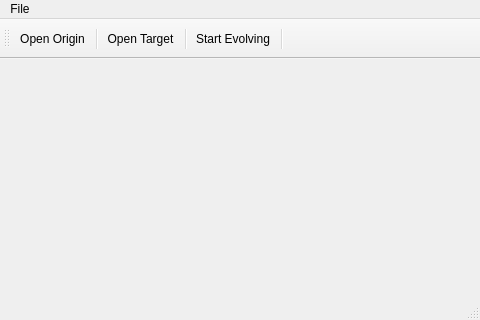
The window that mainwindow.ui (idaohang/GPSeg) describes before a commit, drawn with Qt 5.
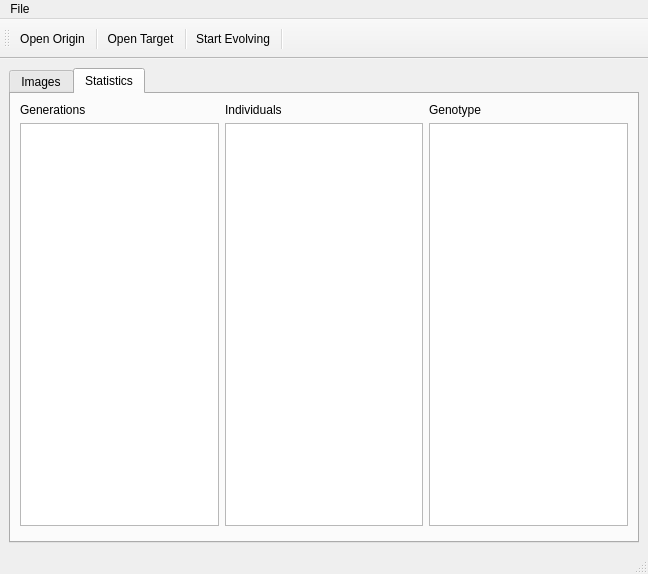
The same window after the commit.

Diff of the .ui file:
```diff
--- a/mainwindow.ui
+++ b/mainwindow.ui
@@ -9,8 +9,8 @@
    <rect>
     <x>0</x>
     <y>0</y>
-    <width>480</width>
-    <height>320</height>
+    <width>648</width>
+    <height>574</height>
    </rect>
   </property>
   <property name="minimumSize">
@@ -31,6 +31,16 @@
   <widget class="QWidget" name="centralwidget">
    <layout class="QHBoxLayout" name="horizontalLayout">
     <item>
+     <widget class="QTabWidget" name="tabWidget">
+      <property name="currentIndex">
+       <number>1</number>
+      </property>
+      <widget class="QWidget" name="tab">
+       <attribute name="title">
+        <string>Images</string>
+       </attribute>
+       <layout class="QHBoxLayout" name="horizontalLayout_2">
+        <item>
      <widget class="QLabel" name="label_origin">
       <property name="text">
        <string/>
@@ -49,8 +59,79 @@
        <string/>
       </property>
       <property name="scaledContents">
-       <bool>false</bool>
-      </property>
+           <bool>true</bool>
+          </property>
+         </widget>
+        </item>
+       </layout>
+      </widget>
+      <widget class="QWidget" name="tab_2">
+       <attribute name="title">
+        <string>Statistics</string>
+       </attribute>
+       <layout class="QVBoxLayout" name="verticalLayout_5">
+        <item>
+         <layout class="QVBoxLayout" name="verticalLayout_4">
+          <item>
+           <layout class="QHBoxLayout" name="horizontalLayout_3">
+            <item>
+             <layout class="QVBoxLayout" name="verticalLayout">
+              <item>
+               <widget class="QLabel" name="label">
+                <property name="text">
+                 <string>Generations</string>
+                </property>
+               </widget>
+              </item>
+              <item>
+               <widget class="QTableView" name="tableView_Generations"/>
+              </item>
+             </layout>
+            </item>
+            <item>
+             <layout class="QVBoxLayout" name="verticalLayout_2">
+              <item>
+               <widget class="QLabel" name="label_2">
+                <property name="text">
+                 <string>Individuals</string>
+                </property>
+               </widget>
+              </item>
+              <item>
+               <widget class="QTableView" name="tableView_Individuals"/>
+              </item>
+             </layout>
+            </item>
+            <item>
+             <layout class="QVBoxLayout" name="verticalLayout_3">
+              <item>
+               <widget class="QLabel" name="label_3">
+                <property name="text">
+                 <string>Genotype</string>
+                </property>
+               </widget>
+              </item>
+              <item>
+               <widget class="QTextEdit" name="textEdit_Genotype"/>
+              </item>
+             </layout>
+            </item>
+           </layout>
+          </item>
+          <item>
+           <layout class="QHBoxLayout" name="horizontalLayout_4">
+            <item>
+             <widget class="QWidget" name="widget" native="true"/>
+            </item>
+            <item>
+             <widget class="QWidget" name="widget_2" native="true"/>
+            </item>
+           </layout>
+          </item>
+         </layout>
+        </item>
+       </layout>
+      </widget>
      </widget>
     </item>
    </layout>
@@ -83,7 +164,7 @@
     <rect>
      <x>0</x>
      <y>0</y>
-     <width>480</width>
+     <width>648</width>
      <height>21</height>
     </rect>
    </property>
```
Left out of the diff: 5 changed lines with no effect on the pictures. Lines whose indentation alone changed are shown as unchanged.
